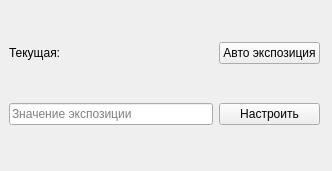
Above: utils/GUI/cam_settings.ui from kirilltarasov99/witmotionconnect before the change. Below: the same form after it.
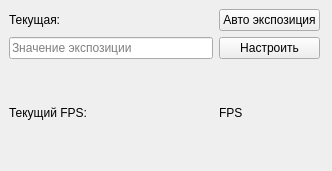
That is the form after the change.

Commit message: FPS rate display

What changed in the file:
```diff
--- a/utils/GUI/cam_settings.ui
+++ b/utils/GUI/cam_settings.ui
@@ -30,13 +30,6 @@
       </property>
      </widget>
     </item>
-    <item row="1" column="1">
-     <widget class="QPushButton" name="set_expo_level_pushButton">
-      <property name="text">
-       <string>Настроить</string>
-      </property>
-     </widget>
-    </item>
     <item row="1" column="0">
      <widget class="QLineEdit" name="set_expo_level_lineEdit">
       <property name="text">
@@ -54,6 +47,27 @@
       </property>
      </widget>
     </item>
+    <item row="1" column="1">
+     <widget class="QPushButton" name="set_expo_level_pushButton">
+      <property name="text">
+       <string>Настроить</string>
+      </property>
+     </widget>
+    </item>
+    <item row="2" column="0">
+     <widget class="QLabel" name="currentFPS_label">
+      <property name="text">
+       <string>Текущий FPS:</string>
+      </property>
+     </widget>
+    </item>
+    <item row="2" column="1">
+     <widget class="QLabel" name="FPS_label">
+      <property name="text">
+       <string>FPS</string>
+      </property>
+     </widget>
+    </item>
    </layout>
   </widget>
  </widget>
```
The commit also changes 2 other files.
